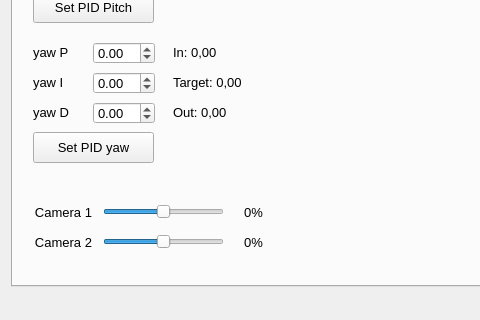
Above: mainwindow.ui from robocenter-rov/remote-control before the change; both pictures show x 0 to 480 and y 326 to 646 of the 960 by 646 pixel window. Below: the same form after it.
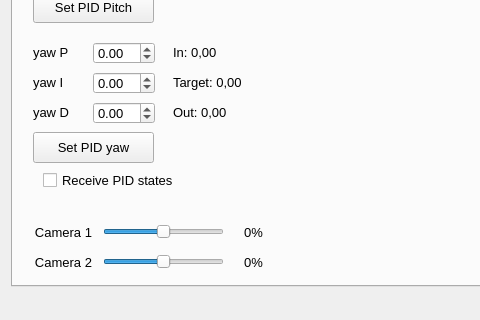
That is the form after the change. The open tabs and pages were chosen to show the change.

Commit message: Fix of emitting onPidStateReceive signal

What changed in the file:
```diff
--- a/mainwindow.ui
+++ b/mainwindow.ui
@@ -38,7 +38,7 @@
     <string notr="true"/>
    </property>
    <layout class="QGridLayout" name="gridLayout">
-    <item row="0" column="1">
+    <item row="0" column="0">
      <widget class="QTabWidget" name="tabWidget">
       <property name="currentIndex">
        <number>0</number>
@@ -1034,7 +1034,7 @@
         <property name="geometry">
          <rect>
           <x>20</x>
-          <y>470</y>
+          <y>490</y>
           <width>61</width>
           <height>21</height>
          </rect>
@@ -1050,7 +1050,7 @@
         <property name="geometry">
          <rect>
           <x>20</x>
-          <y>500</y>
+          <y>520</y>
           <width>61</width>
           <height>21</height>
          </rect>
@@ -1066,7 +1066,7 @@
         <property name="geometry">
          <rect>
           <x>90</x>
-          <y>470</y>
+          <y>490</y>
           <width>121</width>
           <height>20</height>
          </rect>
@@ -1091,7 +1091,7 @@
         <property name="geometry">
          <rect>
           <x>90</x>
-          <y>500</y>
+          <y>520</y>
           <width>121</width>
           <height>20</height>
          </rect>
@@ -1116,7 +1116,7 @@
         <property name="geometry">
          <rect>
           <x>220</x>
-          <y>470</y>
+          <y>490</y>
           <width>41</width>
           <height>21</height>
          </rect>
@@ -1132,7 +1132,7 @@
         <property name="geometry">
          <rect>
           <x>220</x>
-          <y>500</y>
+          <y>520</y>
           <width>41</width>
           <height>21</height>
          </rect>
@@ -2103,6 +2103,19 @@
          <string>Out: 0,00</string>
         </property>
        </widget>
+       <widget class="QCheckBox" name="receivePidStatesCheckbox">
+        <property name="geometry">
+         <rect>
+          <x>30</x>
+          <y>440</y>
+          <width>131</width>
+          <height>17</height>
+         </rect>
+        </property>
+        <property name="text">
+         <string>Receive PID states</string>
+        </property>
+       </widget>
       </widget>
      </widget>
     </item>
```
Left out of the diff: 2 changed lines with no effect on the pictures. The commit also changes 2 other files.
